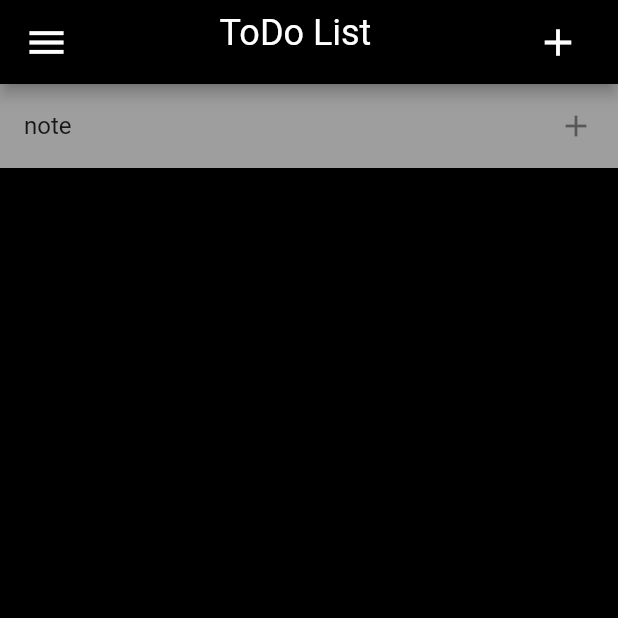
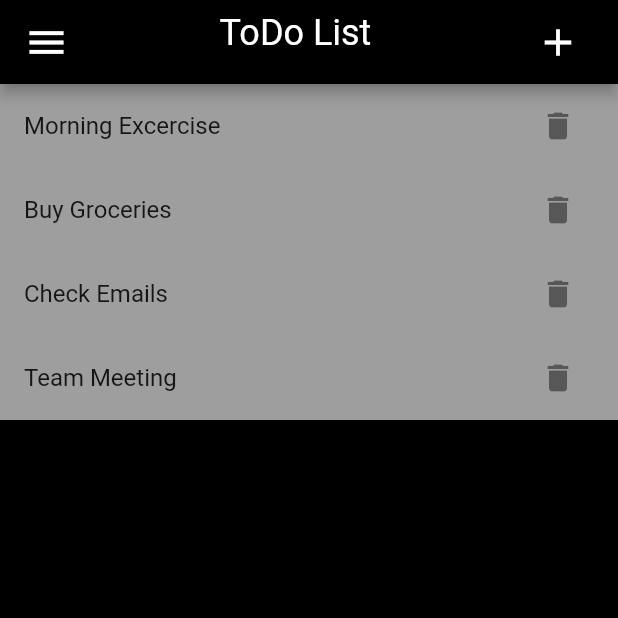
Before and after one commit to eycis/todo, a Flutter app: the screen it shows after launch, on a phone screen of 412 x 824 dp, the top half of it. Run offline on Flutter 3.47's test engine with Material 2 defaults, Android fonts, the phone set to English and light mode, and no system bars.

Commit message:
mockup notes

```diff
--- a/lib/main.dart
+++ b/lib/main.dart
@@ -1,4 +1,5 @@
 import 'package:flutter/material.dart';
+import 'package:todo/todo_mockups/mockup.dart';
 //import 'screens/main_todo_list.dart';
 import 'screens/main_screen.dart';
 import 'screens/app_bar.dart';
--- a/lib/screens/main_screen.dart
+++ b/lib/screens/main_screen.dart
@@ -1,6 +1,7 @@
 import 'package:flutter/material.dart';
 import 'package:todo/screens/app_bar.dart';
 import 'package:todo/screens/styles.dart';
+import 'package:todo/todo_mockups/mockup.dart';
 
 class MainScreen extends StatefulWidget {
   MainScreen({Key? key}) : super(key: key);
@@ -12,9 +13,19 @@ class MainScreen extends StatefulWidget {
 class _MainScreenState extends State<MainScreen> {
   int listCount = 1;
 
+  List<ToDo> todos = ToDo.todoList();
+  List<ToDo> todoList = [];
+
   void _incrementListCount(int newCount) {
     setState(() {
       listCount = newCount + 1;
+      _addDefaultNote();
+    });
+  }
+
+  void _addDefaultNote() {
+    setState(() {
+      todos.add(ToDo(todoText: 'Default Note'));
     });
   }
 
@@ -23,22 +34,30 @@ class _MainScreenState extends State<MainScreen> {
     return Scaffold(
       backgroundColor: black,
       appBar: CustomAppBar(
-        listCount: listCount,
+        listCount: todos.length,
         onListCountUpdated: _incrementListCount,
       ),
       body: ListView.builder(
-          physics: ScrollPhysics(parent: null),
+        itemCount: todos.length,
+        physics: const NeverScrollableScrollPhysics(),
         shrinkWrap: true,
         itemBuilder: (BuildContext context, int index) {
           return Container(
             color: grey,
             child: ListTile(
-                trailing: Icon(Icons.add),
-                title: Text('note'),
+              trailing: IconButton(
+                icon: Icon(Icons.delete),
+                onPressed: () {
+                  setState(() {
+                    todos.removeAt(index);
+                  });
+                },
+              ),
+              title: Text(todos[index].todoText ?? ''),
             ),
           );
         },
-          itemCount: listCount),
+      ),
     );
   }
 }
--- /dev/null
+++ b/lib/todo_mockups/mockup.dart
@@ -0,0 +1,14 @@
+class ToDo {
+  String? todoText;
+
+  ToDo({required this.todoText});
+
+  static List<ToDo> todoList() {
+    return [
+      ToDo(todoText: 'Morning Excercise'),
+      ToDo(todoText: 'Buy Groceries'),
+      ToDo(todoText: 'Check Emails'),
+      ToDo(todoText: 'Team Meeting'),
+    ];
+  }
+}
```
Also changed, not shown: lib/todo_mockups.dart/mockup.dart (deleted). Lines whose indentation alone changed are shown as unchanged.
